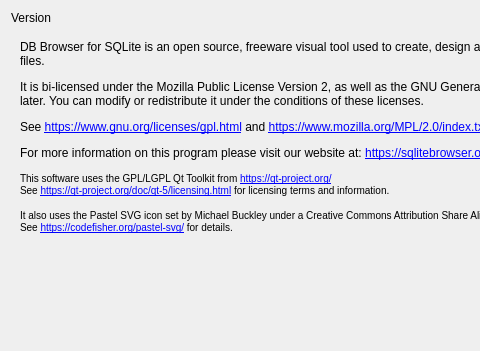
Above: src/AboutDialog.ui from sqlitebrowser/sqlitebrowser before the change; both pictures show x 0 to 480 and y 0 to 351 of the 653 by 502 pixel window. Below: the same form after it.
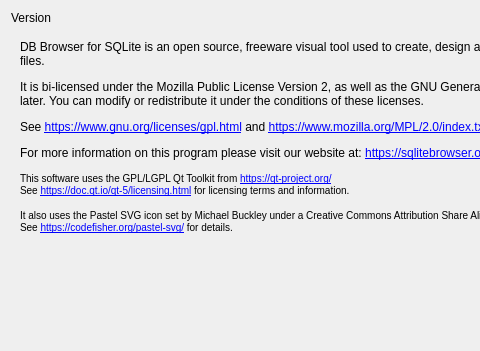
That is the form after the change. Icons and pictures are not drawn.

Commit message: Replace https://qt-project.org/doc/qt-5/licensing.html with https://doc.qt.io/qt-5/licensing.html

The edit to the form file:
```diff
--- a/src/AboutDialog.ui
+++ b/src/AboutDialog.ui
@@ -87,7 +87,7 @@
        <item>
         <widget class="QLabel" name="label">
          <property name="text">
-          <string>&lt;html&gt;&lt;head/&gt;&lt;body&gt;&lt;p&gt;DB Browser for SQLite is an open source, freeware visual tool used to create, design and edit SQLite database files.&lt;/p&gt;&lt;p&gt;It is bi-licensed under the Mozilla Public License Version 2, as well as the GNU General Public License Version 3 or later. You can modify or redistribute it under the conditions of these licenses.&lt;/p&gt;&lt;p&gt;See &lt;a href=&quot;https://www.gnu.org/licenses/gpl.html&quot;&gt;https://www.gnu.org/licenses/gpl.html&lt;/a&gt; and &lt;a href=&quot;https://www.mozilla.org/MPL/2.0/index.txt&quot;&gt;https://www.mozilla.org/MPL/2.0/index.txt&lt;/a&gt; for details.&lt;/p&gt;&lt;p&gt;For more information on this program please visit our website at: &lt;a href=&quot;https://sqlitebrowser.org&quot;&gt;https://sqlitebrowser.org&lt;/a&gt;&lt;/p&gt;&lt;p&gt;&lt;span style=&quot; font-size:small;&quot;&gt;This software uses the GPL/LGPL Qt Toolkit from &lt;/span&gt;&lt;a href=&quot;https://qt-project.org/&quot;&gt;&lt;span style=&quot; font-size:small;&quot;&gt;https://qt-project.org/&lt;/span&gt;&lt;/a&gt;&lt;span style=&quot; font-size:small;&quot;&gt;&lt;br/&gt;See &lt;/span&gt;&lt;a href=&quot;https://qt-project.org/doc/qt-5/licensing.html&quot;&gt;&lt;span style=&quot; font-size:small;&quot;&gt;https://qt-project.org/doc/qt-5/licensing.html&lt;/span&gt;&lt;/a&gt;&lt;span style=&quot; font-size:small;&quot;&gt; for licensing terms and information.&lt;/span&gt;&lt;/p&gt;&lt;p&gt;&lt;span style=&quot; font-size:small;&quot;&gt;It also uses the Pastel SVG icon set by Michael Buckley under a Creative Commons
+          <string>&lt;html&gt;&lt;head/&gt;&lt;body&gt;&lt;p&gt;DB Browser for SQLite is an open source, freeware visual tool used to create, design and edit SQLite database files.&lt;/p&gt;&lt;p&gt;It is bi-licensed under the Mozilla Public License Version 2, as well as the GNU General Public License Version 3 or later. You can modify or redistribute it under the conditions of these licenses.&lt;/p&gt;&lt;p&gt;See &lt;a href=&quot;https://www.gnu.org/licenses/gpl.html&quot;&gt;https://www.gnu.org/licenses/gpl.html&lt;/a&gt; and &lt;a href=&quot;https://www.mozilla.org/MPL/2.0/index.txt&quot;&gt;https://www.mozilla.org/MPL/2.0/index.txt&lt;/a&gt; for details.&lt;/p&gt;&lt;p&gt;For more information on this program please visit our website at: &lt;a href=&quot;https://sqlitebrowser.org&quot;&gt;https://sqlitebrowser.org&lt;/a&gt;&lt;/p&gt;&lt;p&gt;&lt;span style=&quot; font-size:small;&quot;&gt;This software uses the GPL/LGPL Qt Toolkit from &lt;/span&gt;&lt;a href=&quot;https://qt-project.org/&quot;&gt;&lt;span style=&quot; font-size:small;&quot;&gt;https://qt-project.org/&lt;/span&gt;&lt;/a&gt;&lt;span style=&quot; font-size:small;&quot;&gt;&lt;br/&gt;See &lt;/span&gt;&lt;a href=&quot;https://doc.qt.io/qt-5/licensing.html&quot;&gt;&lt;span style=&quot; font-size:small;&quot;&gt;https://doc.qt.io/qt-5/licensing.html&lt;/span&gt;&lt;/a&gt;&lt;span style=&quot; font-size:small;&quot;&gt; for licensing terms and information.&lt;/span&gt;&lt;/p&gt;&lt;p&gt;&lt;span style=&quot; font-size:small;&quot;&gt;It also uses the Pastel SVG icon set by Michael Buckley under a Creative Commons
 Attribution Share Alike 4.0 license.&lt;br/&gt;See &lt;/span&gt;&lt;a href=&quot;https://codefisher.org/pastel-svg/&quot;&gt;&lt;span style=&quot; font-size:small;&quot;&gt;https://codefisher.org/pastel-svg/&lt;/span&gt;&lt;/a&gt;&lt;span style=&quot; font-size:small;&quot;&gt; for details.&lt;/span&gt;&lt;/p&gt;&lt;/body&gt;&lt;/html&gt;</string>
          </property>
          <property name="alignment">
```
The commit also changes 20 other files.
